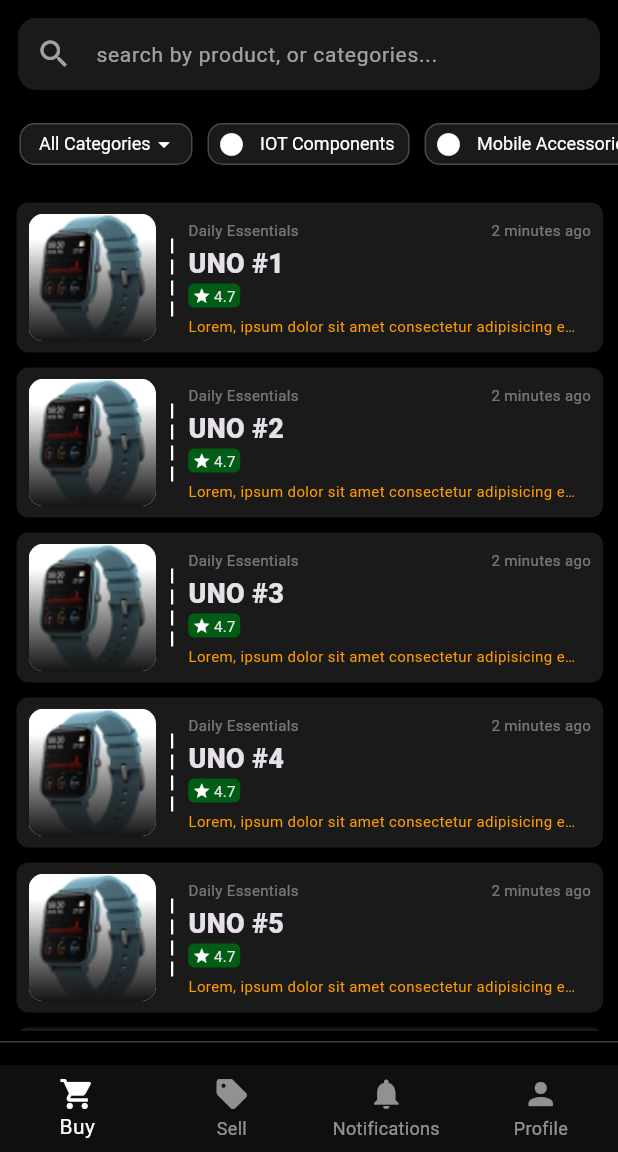
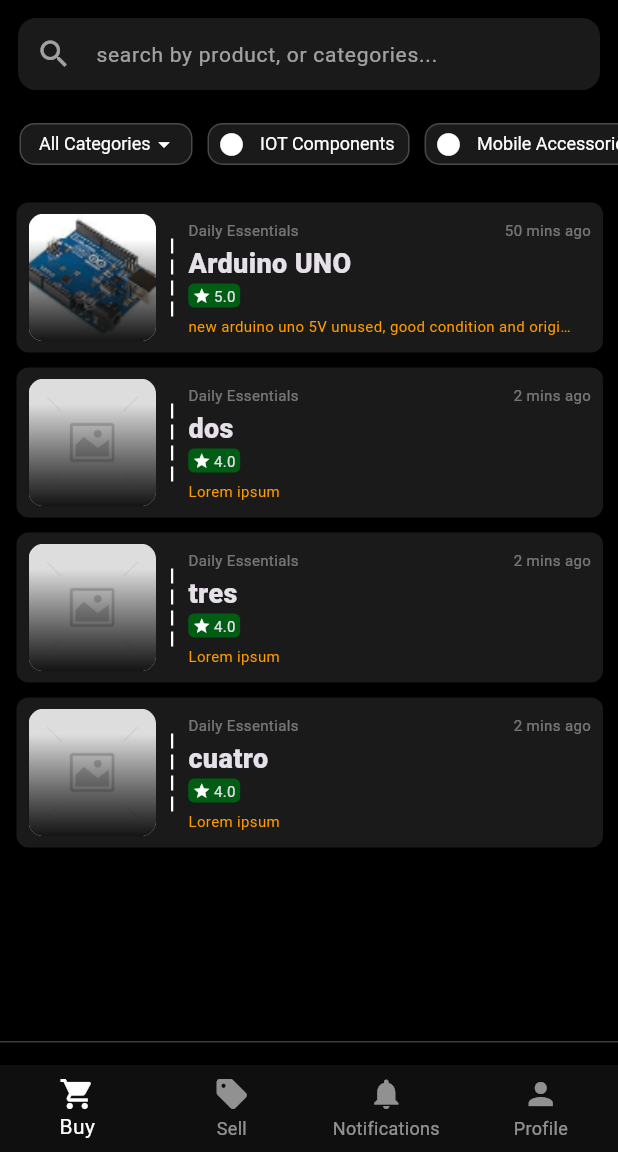
Before and after one commit to sabzdotpy/UniTrade-App, a Flutter app: the screen it shows after launch, on a phone screen of 412 x 824 dp, the part 84-1236 px from its top. Run offline on Flutter 3.47's test engine with Material 3 defaults, Android fonts, the phone set to English and light mode, and no system bars.

Commit message:
buyPageItems show placeholder image if image not provided

```diff
--- a/lib/pages/buy_page.dart
+++ b/lib/pages/buy_page.dart
@@ -25,6 +25,14 @@ class _BuyPageState extends State<BuyPage> {
       side: const BorderSide(color: Color.fromRGBO(255, 255, 255, .2), width: 1)
     ),
   );
+
+
+  static List<Map> buyPageItems = [
+    { 'title': 'Arduino UNO', 'imageURL': Appimages.get("arduino.png"), 'description': 'new arduino uno 5V unused, good condition and original brand.', 'rating': 5.0, 'price': 600, 'postedAt': '50 mins ago' },
+    { 'title': 'dos', 'description': 'Lorem ipsum', 'rating': 4.0, 'price': 299, 'postedAt': '2 mins ago' },
+    { 'title': 'tres', 'description': 'Lorem ipsum', 'rating': 4.0, 'price': 299, 'postedAt': '2 mins ago' },
+    { 'title': 'cuatro', 'description': 'Lorem ipsum', 'rating':  4.0,'price': 299, 'postedAt': '2 mins ago' },
+  ];
 
    void _showToast(String message) {
     print("Showing toast.");
@@ -143,18 +151,18 @@ class _BuyPageState extends State<BuyPage> {
           child: ListView.builder(
             shrinkWrap: true,
             padding: const EdgeInsets.symmetric(horizontal: 5, vertical: 0),
-            itemCount: 10,
+            itemCount: buyPageItems.length,
             itemBuilder: (context, index) {
               return Padding(
                 padding: const EdgeInsets.symmetric( vertical: 5 ),
                 child:
                   BuyPageItem(
-                    title: 'UNO #${index + 1}',
-                    description: 'Lorem, ipsum dolor sit amet consectetur adipisicing elit. Veniam soluta, repudiandae quidem ad sunt nihil vitae dolores iusto optio quia molestiae aperiam alias deserunt temporibus tempore placeat dicta sint animi error id quisquam. Nam obcaecati saepe quod quidem accusantium nesciunt facilis nisi ipsam accusamus minus explicabo rem soluta, fuga odit!',
-                    imageURL: Appimages.get("watch.png"),
-                    rating: 4.7,
-                    price: 490,
-                    postedAt: "2 minutes ago"
+                    title: buyPageItems[index]['title'],
+                    description: buyPageItems[index]['description'],
+                    imageURL: buyPageItems[index]['imageURL'],
+                    rating: buyPageItems[index]['rating'],
+                    price: buyPageItems[index]['price'],
+                    postedAt: buyPageItems[index]['postedAt'],
                   ),
               );
             },
@@ -168,7 +176,7 @@ class _BuyPageState extends State<BuyPage> {
 class BuyPageItem extends StatelessWidget {
   String title;
   String description;
-  String imageURL;
+  String? imageURL;
   double rating;
   int price;
   String postedAt;
@@ -176,7 +184,7 @@ class BuyPageItem extends StatelessWidget {
   BuyPageItem({
     required this.title,
     required this.description,
-    required this.imageURL,
+    this.imageURL,
     required this.rating,
     required this.price,
     required this.postedAt,
@@ -209,7 +217,7 @@ class BuyPageItem extends StatelessWidget {
             child: ClipRRect(
                 borderRadius: BorderRadius.circular(10),
                 child: Image.asset(
-                imageURL,
+                imageURL ?? Appimages.get('image-placeholder.jpg'),
                 width: 85,
                 height: 85,
                 fit: BoxFit.contain
```
Also changed, not shown: assets/images/image-placeholder.jpg (added).
